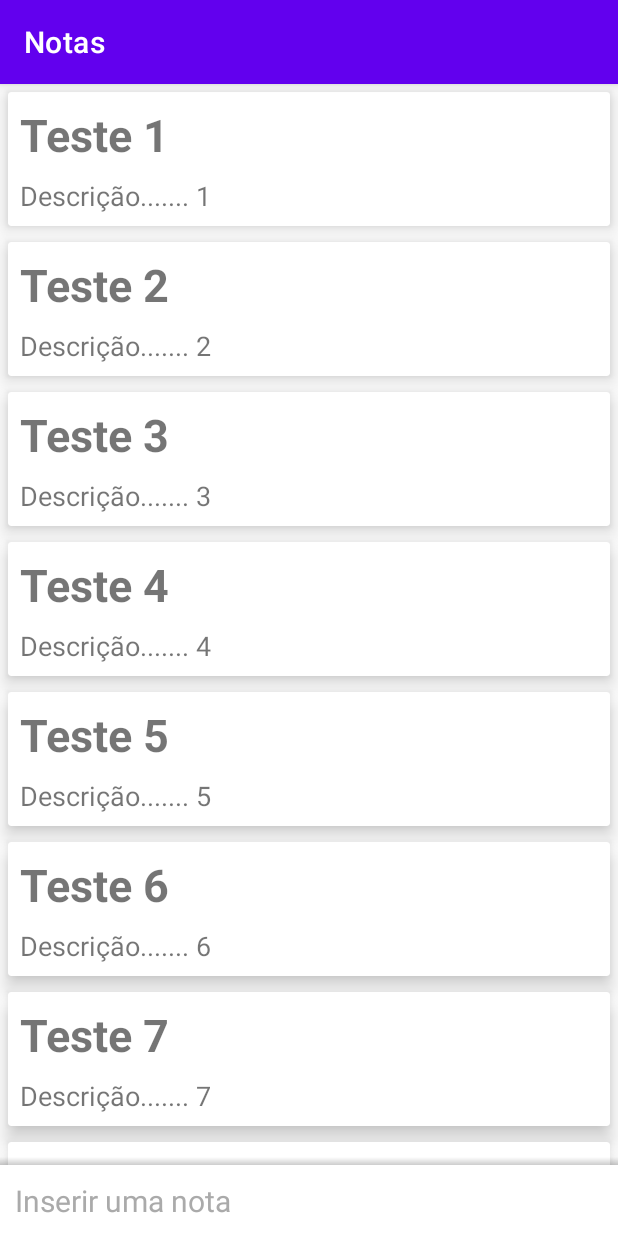
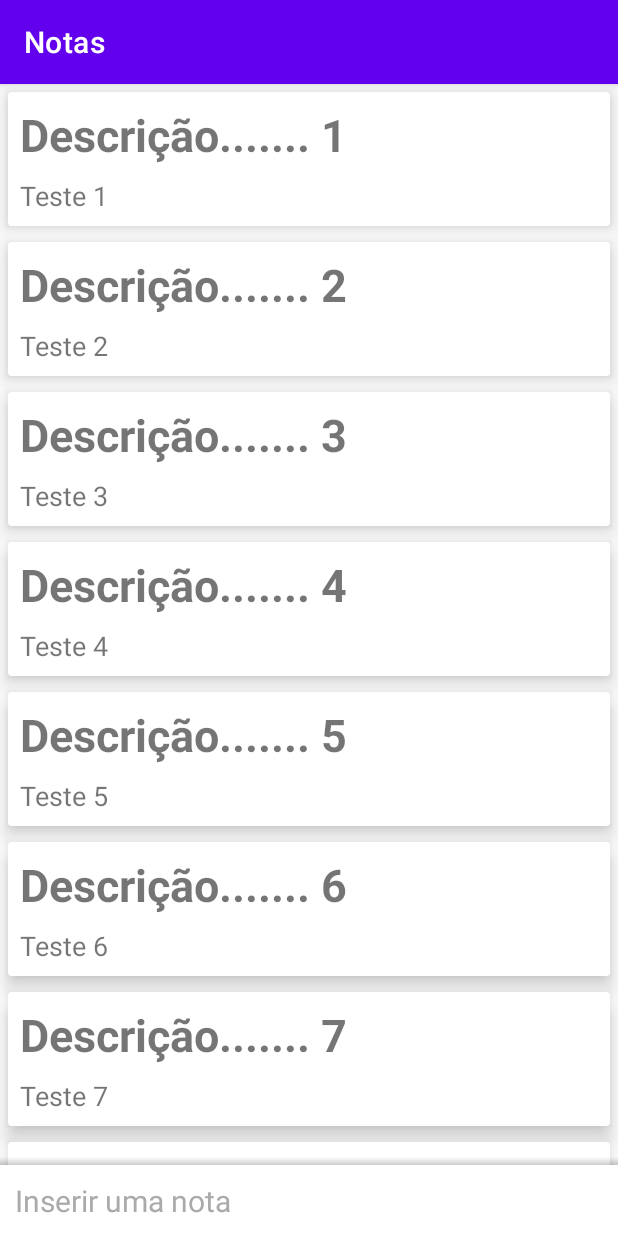
Before and after one commit to ErickSilva2605/alura-android-ceep, an Android app: the screen it shows after launch (NoteListActivity), on a phone screen of 412 x 824 dp. Run offline under Robolectric (Android 15) with nearby library versions, the phone set to English and light mode, and no system bars.

Commit message:
Aplicando boas praticas no recycler view

```diff
--- a/app/src/main/java/br/com/alura/ceep/ui/recyclerview/adapter/NoteListAdapter.java
+++ b/app/src/main/java/br/com/alura/ceep/ui/recyclerview/adapter/NoteListAdapter.java
@@ -14,7 +14,7 @@ import java.util.List;
 import br.com.alura.ceep.R;
 import br.com.alura.ceep.model.Note;
 
-public class NoteListAdapter extends RecyclerView.Adapter {
+public class NoteListAdapter extends RecyclerView.Adapter<NoteListAdapter.NoteViewHolder> {
     private final Context context;
     private final List<Note> noteList;
 
@@ -25,7 +25,7 @@ public class NoteListAdapter extends RecyclerView.Adapter {
 
     @NonNull
     @Override
-    public RecyclerView.ViewHolder onCreateViewHolder(@NonNull ViewGroup parent, int viewType) {
+    public NoteListAdapter.NoteViewHolder onCreateViewHolder(@NonNull ViewGroup parent, int viewType) {
         View viewInflated = LayoutInflater.from(context)
                 .inflate(R.layout.item_note, parent, false);
 
@@ -33,20 +33,9 @@ public class NoteListAdapter extends RecyclerView.Adapter {
     }
 
     @Override
-    public void onBindViewHolder(@NonNull RecyclerView.ViewHolder holder, int position) {
+    public void onBindViewHolder(@NonNull NoteListAdapter.NoteViewHolder holder, int position) {
         Note note = noteList.get(position);
-        setTitle(holder, note);
-        setDescription(holder, note);
-    }
-
-    private void setDescription(RecyclerView.ViewHolder holder, Note note) {
-        TextView description = holder.itemView.findViewById(R.id.item_note_description);
-        description.setText(note.getDescription());
-    }
-
-    private void setTitle(RecyclerView.ViewHolder holder, Note note) {
-        TextView title = holder.itemView.findViewById(R.id.item_note_title);
-        title.setText(note.getTitle());
+        holder.bindNote(note);
     }
 
     @Override
@@ -54,10 +43,20 @@ public class NoteListAdapter extends RecyclerView.Adapter {
         return noteList.size();
     }
 
-    class NoteViewHolder extends RecyclerView.ViewHolder {
+    static class NoteViewHolder extends RecyclerView.ViewHolder {
+        private final TextView title;
+        private final TextView description;
 
         public NoteViewHolder(@NonNull View itemView) {
             super(itemView);
+
+            title = itemView.findViewById(R.id.item_note_description);
+            description = itemView.findViewById(R.id.item_note_title);
+        }
+
+        public void bindNote(Note note) {
+            title.setText(note.getTitle());
+            description.setText(note.getDescription());
         }
     }
 }
```
